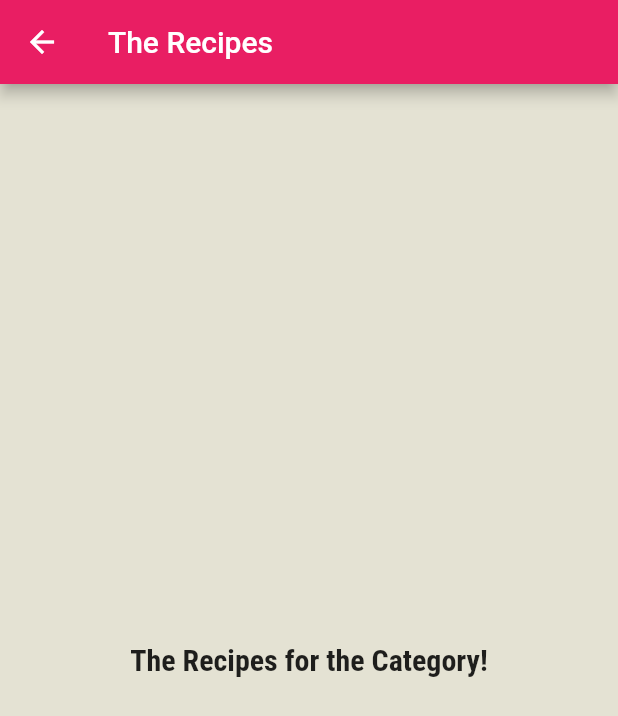
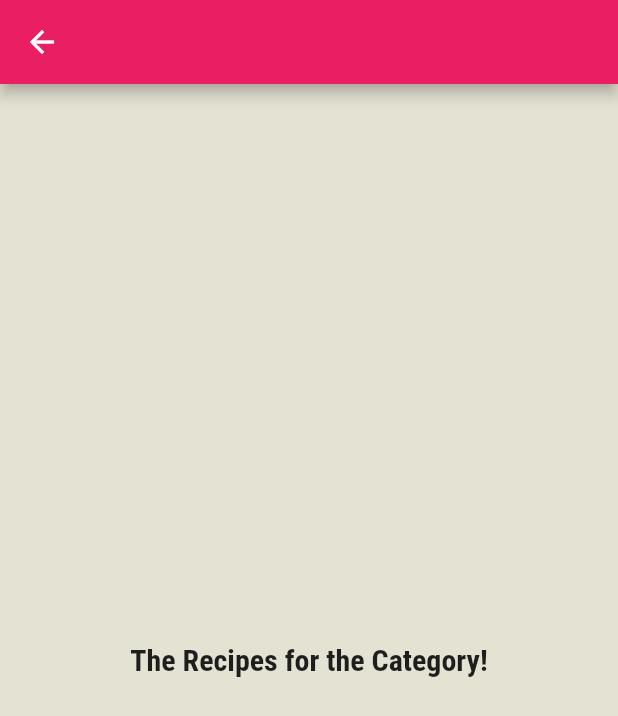
Before and after one commit to Shogil/Meals2go, a Flutter app: the CategoryMealsScreen screen opened directly with empty values, on a phone screen of 412 x 824 dp. Shown: the top 716 px of the screen. Run offline on Flutter 3.47's test engine with Material 2 defaults, Android fonts, the phone set to English and light mode, and no system bars.

Commit message:
update the category page

```diff
--- a/lib/categories_screen.dart
+++ b/lib/categories_screen.dart
@@ -9,9 +9,11 @@ class CategoriesScreen extends StatelessWidget {
       appBar: AppBar(
         title: Text('Meals2go'),
       ),
-      body: GridView(padding: EdgeInsets.all(25),
+      body: GridView(
+        padding: EdgeInsets.all(25),
         children: DUMMY_CATEGORIES
-            .map((catData) => CategoryItem(catData.title, catData.color))
+            .map((catData) =>
+                CategoryItem(catData.id, catData.title, catData.color))
             .toList(),
         gridDelegate: SliverGridDelegateWithMaxCrossAxisExtent(
           maxCrossAxisExtent: 200,
--- a/lib/category_item.dart
+++ b/lib/category_item.dart
@@ -2,14 +2,15 @@ import 'package:flutter/material.dart';
 import './category_meals_screen.dart';
 
 class CategoryItem extends StatelessWidget {
+  final String id;
   final String title;
   final Color color;
-  CategoryItem(this.title, this.color);
+  CategoryItem(this.id, this.title, this.color);
   void selectCategory(BuildContext ctx) {
     Navigator.of(ctx).push(
       MaterialPageRoute(
         builder: (_) {
-          return CategoryMealsScreen();
+          return CategoryMealsScreen(id, title);
         },
       ),
     );
--- a/lib/category_meals_screen.dart
+++ b/lib/category_meals_screen.dart
@@ -8,7 +8,7 @@ class CategoryMealsScreen extends StatelessWidget {
   Widget build(BuildContext context) {
     return Scaffold(
       appBar: AppBar(
-        title: Text('The Recipes'),
+        title: Text(CategoryTitle),
       ),
       body: Center(
         child: Text(
```
